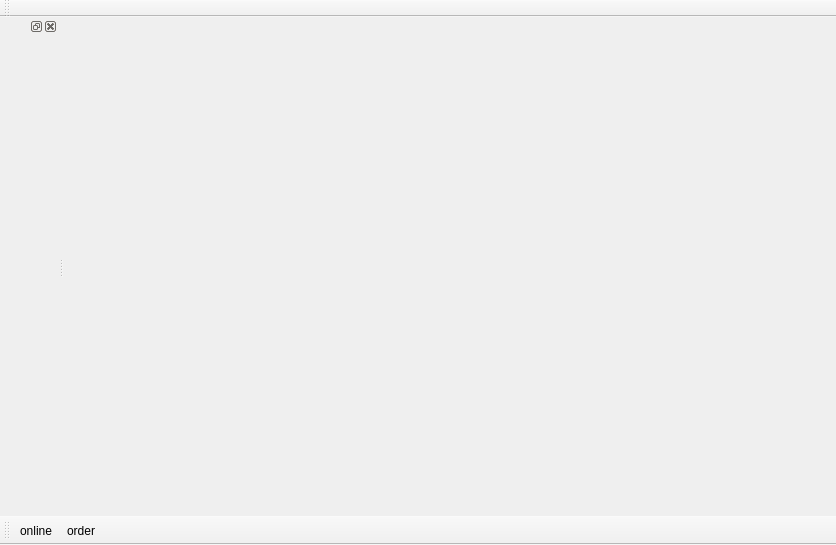
Qt form wfsystemwindow.ui (rcswhuang/online) before a commit.
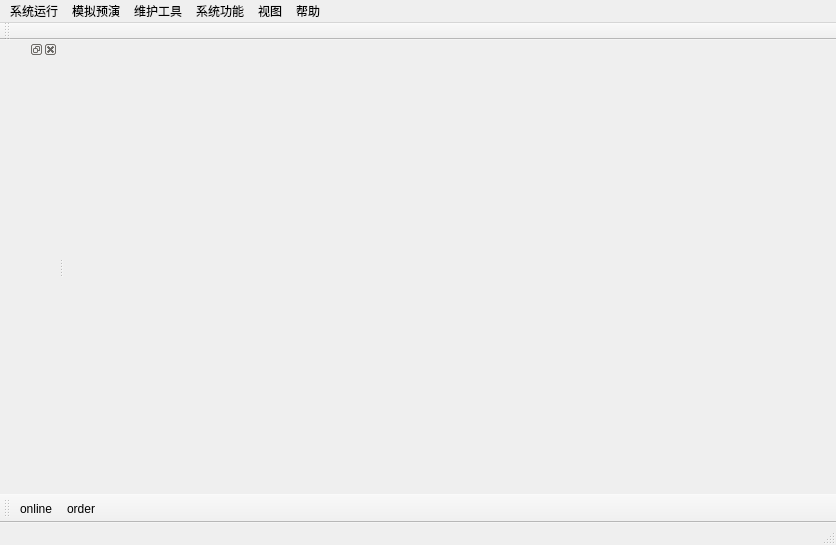
The same form after that commit. Icons and pictures are not drawn.

What changed in the file:
```diff
--- a/wfsystemwindow.ui
+++ b/wfsystemwindow.ui
@@ -48,6 +48,60 @@
      <height>23</height>
     </rect>
    </property>
+   <widget class="QMenu" name="menuHuizhi">
+    <property name="title">
+     <string>系统运行</string>
+    </property>
+    <addaction name="actionDdd"/>
+    <addaction name="actionDddd"/>
+    <addaction name="separator"/>
+    <addaction name="actionDdd_2"/>
+    <addaction name="actionDdd_3"/>
+    <addaction name="actionDdddd"/>
+    <addaction name="separator"/>
+    <addaction name="actionGuany"/>
+    <addaction name="separator"/>
+    <addaction name="actionTit"/>
+   </widget>
+   <widget class="QMenu" name="menu">
+    <property name="title">
+     <string>维护工具</string>
+    </property>
+    <addaction name="actionWf"/>
+    <addaction name="actionDddd_2"/>
+    <addaction name="separator"/>
+    <addaction name="actionQx"/>
+    <addaction name="actionDdd_5"/>
+   </widget>
+   <widget class="QMenu" name="menu_2">
+    <property name="title">
+     <string>模拟预演</string>
+    </property>
+    <addaction name="actionDdd_4"/>
+    <addaction name="actionMoni"/>
+    <addaction name="actionCaop"/>
+   </widget>
+   <widget class="QMenu" name="menu_3">
+    <property name="title">
+     <string>系统功能</string>
+    </property>
+   </widget>
+   <widget class="QMenu" name="menu_4">
+    <property name="title">
+     <string>视图</string>
+    </property>
+   </widget>
+   <widget class="QMenu" name="menu_5">
+    <property name="title">
+     <string>帮助</string>
+    </property>
+   </widget>
+   <addaction name="menuHuizhi"/>
+   <addaction name="menu_2"/>
+   <addaction name="menu"/>
+   <addaction name="menu_3"/>
+   <addaction name="menu_4"/>
+   <addaction name="menu_5"/>
   </widget>
   <widget class="QToolBar" name="toolBar_2">
    <property name="windowTitle">
@@ -60,6 +114,7 @@
     <bool>false</bool>
    </attribute>
   </widget>
+  <widget class="QStatusBar" name="statusBar"/>
   <action name="actionOpen">
    <property name="icon">
     <iconset resource="images.qrc">
```
Left out of the diff: 70 changed lines with no effect on the pictures.
